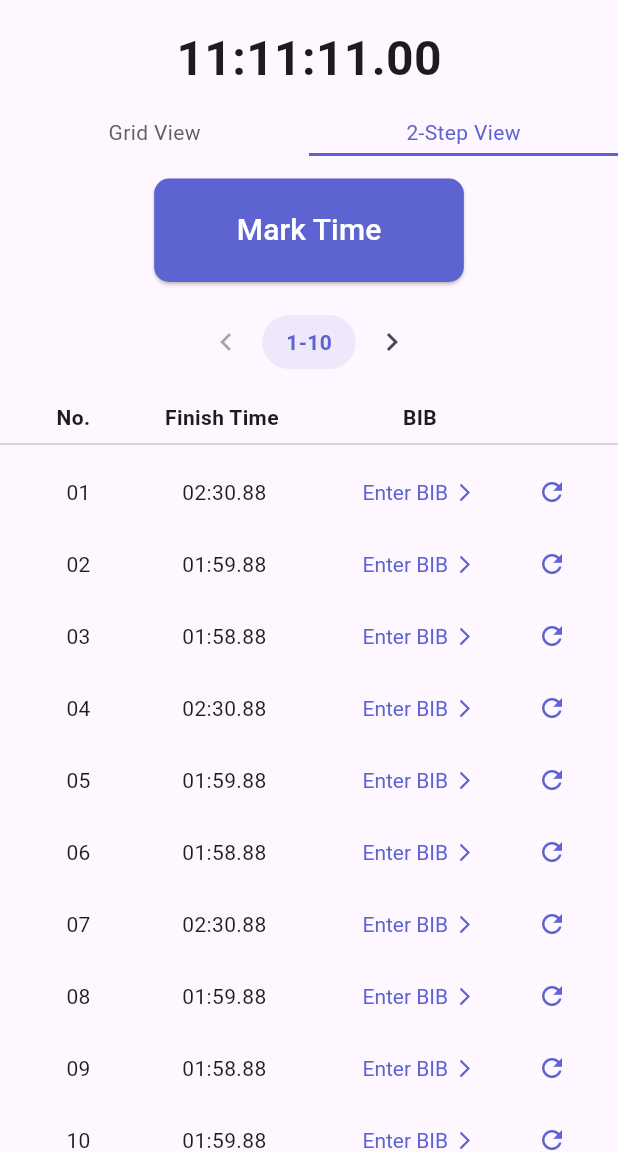
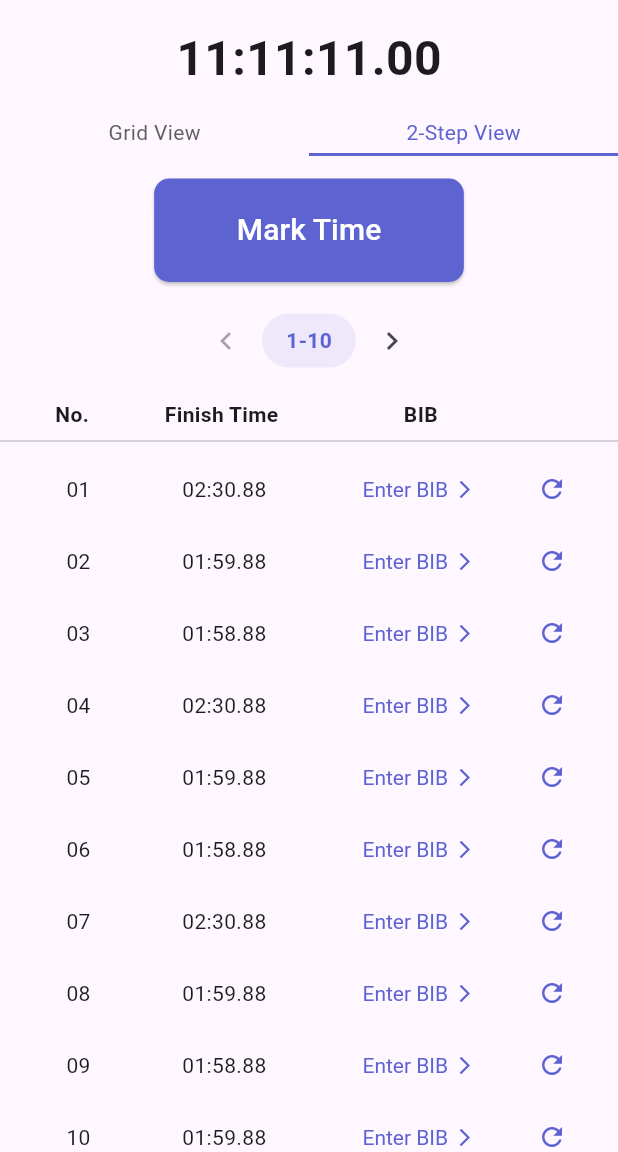
Before and after one commit to kakkannika/RACE-TRACKING-APP, a Flutter app: the screen it shows after launch, after a tap on "2-Step View", on a phone screen of 412 x 824 dp, the part 84-1236 px from its top. Run offline on Flutter 3.47's test engine with Material 3 defaults, Android fonts, the light colour scheme and no system bars.

Commit message:
new update

```diff
--- a/lib/ui/screens/2step/twoStep_screen.dart
+++ b/lib/ui/screens/2step/twoStep_screen.dart
@@ -167,7 +167,7 @@ class _TwoStepViewState extends State<TwoStepView> {
 
         // Pagination Controls
         Padding(
-          padding: const EdgeInsets.symmetric(vertical: 16.0),
+          padding: const EdgeInsets.symmetric(vertical:RaceSpacings.xs),
           child: Row(
             mainAxisAlignment: MainAxisAlignment.center,
             children: [
@@ -186,7 +186,7 @@ class _TwoStepViewState extends State<TwoStepView> {
                 padding: const EdgeInsets.symmetric(horizontal: 16, vertical: 8),
                 decoration: BoxDecoration(
                   color: RaceColors.primary.withOpacity(0.1),
-                  borderRadius: BorderRadius.circular(20),
+                  borderRadius: BorderRadius.circular(RaceSpacings.radiusLarge),
                 ),
                 child: Text(
                   _getPageRange(),
@@ -213,7 +213,7 @@ class _TwoStepViewState extends State<TwoStepView> {
 
         // Header
         const Padding(
-          padding: EdgeInsets.symmetric(horizontal: 16),
+          padding: EdgeInsets.symmetric(horizontal: RaceSpacings.xs),
           child: Row(
             children: [
               HeaderRow(title: 'No.', flex: 1),
--- a/lib/ui/theme/theme.dart
+++ b/lib/ui/theme/theme.dart
@@ -68,7 +68,7 @@ class RaceSpacings {
   static const double xxl = 94;
 
   static const double radius = 10;
-  //static const double radiusLarge = 24;
+  static const double radiusLarge = 20;
 }
 
 
```
